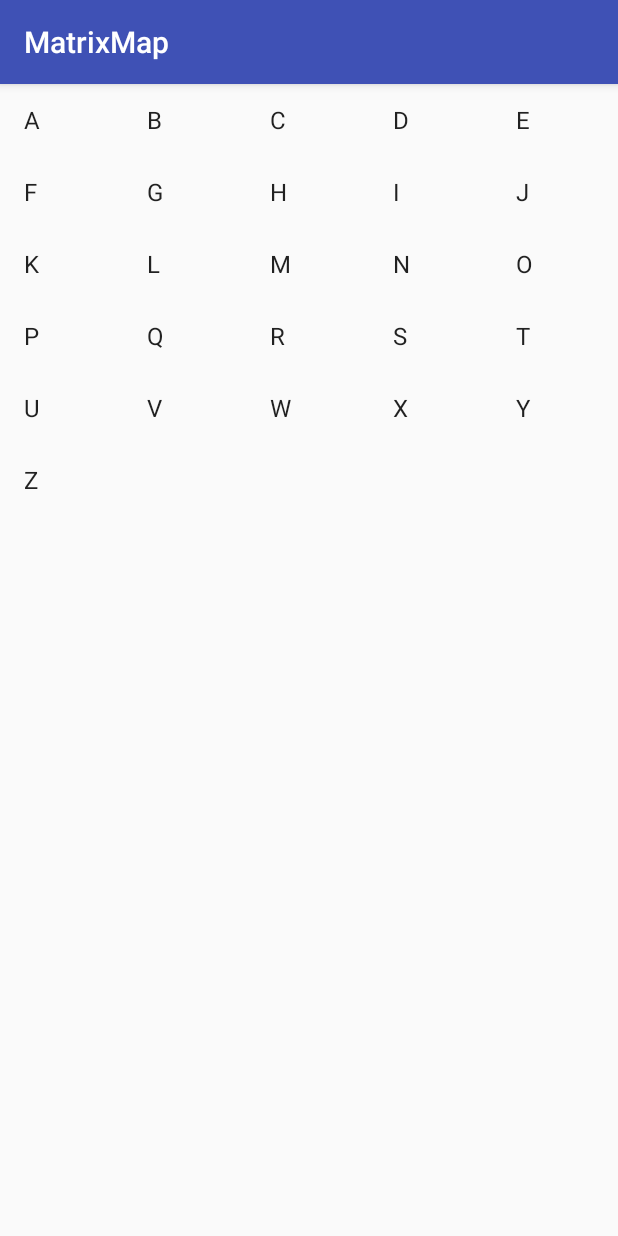
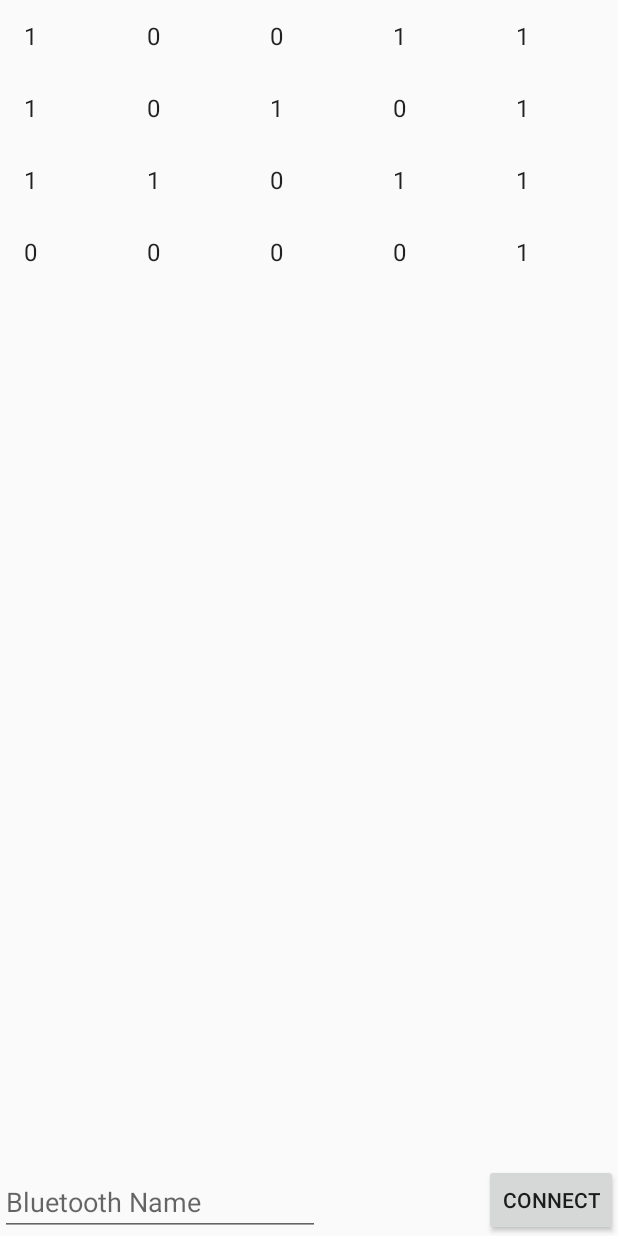
Before and after one commit to ShankarAnbalagan/MatrixMap, an Android app: the screen it shows after launch (MainActivity), on a phone screen of 412 x 824 dp. Run offline under Robolectric (Android 15) with nearby library versions, the phone set to English and light mode, and no system bars.

Commit message:
Bluetooth Functionality added

```diff
--- a/app/src/main/AndroidManifest.xml
+++ b/app/src/main/AndroidManifest.xml
@@ -1,6 +1,8 @@
 <?xml version="1.0" encoding="utf-8"?>
 <manifest xmlns:android="http://schemas.android.com/apk/res/android"
     package="com.example.shankar.matrixmap">
+    <uses-permission android:name="android.permission.BLUETOOTH_ADMIN" />
+    <uses-permission android:name="android.permission.BLUETOOTH" />
 
     <application
         android:allowBackup="true"
@@ -9,13 +11,19 @@
         android:roundIcon="@mipmap/ic_launcher_round"
         android:supportsRtl="true"
         android:theme="@style/AppTheme">
-        <activity android:name=".MainActivity">
+        <activity android:name=".OpeningActivity">
             <intent-filter>
                 <action android:name="android.intent.action.MAIN" />
 
                 <category android:name="android.intent.category.LAUNCHER" />
             </intent-filter>
         </activity>
+        <activity android:name=".MainActivity">
+            <intent-filter>
+                <category  android:name="android.intent.category.DEFAULT">
+                </category>
+            </intent-filter>
+        </activity>
     </application>
 
 </manifest>
--- a/app/src/main/java/com/example/shankar/matrixmap/MainActivity.java
+++ b/app/src/main/java/com/example/shankar/matrixmap/MainActivity.java
@@ -1,30 +1,86 @@
 package com.example.shankar.matrixmap;
 
-import android.support.v7.app.AppCompatActivity;
+import android.app.Activity;
+import android.bluetooth.BluetoothAdapter;
+import android.bluetooth.BluetoothDevice;
+import android.bluetooth.BluetoothSocket;
+import android.content.Intent;
 import android.os.Bundle;
+import android.os.Handler;
+import android.util.Log;
+import android.view.Menu;
+import android.view.MenuInflater;
+import android.view.MenuItem;
 import android.view.View;
-import android.util.Log;
 import android.widget.AdapterView;
 import android.widget.ArrayAdapter;
+import android.widget.Button;
+import android.widget.EditText;
 import android.widget.GridView;
 import android.widget.TextView;
 import android.widget.Toast;
+import android.widget.ToggleButton;
 
-public class MainActivity extends AppCompatActivity {
+import java.io.IOException;
+import java.io.InputStream;
+import java.io.OutputStream;
+import java.util.Set;
+import java.util.UUID;
+
+/**
+ * Created by Shankar on 15-01-2018.
+ */
+
+public class MainActivity extends Activity {
+    BluetoothAdapter mBluetoothAdapter;
+    BluetoothSocket mmSocket;
+    BluetoothDevice mmDevice;
+    OutputStream mmOutputStream;
+    InputStream mmInputStream;
+    EditText name;
+    TextView disp;
+    String blname;
+    int stat;
+    Thread workerThread;
+    byte[] readBuffer;
+    int readBufferPosition;
+    volatile boolean stopWorker;
+
 
     GridView gridView;
 
     static final String[] numbers = new String[]{
-            "A", "B", "C", "D", "E",
-            "F", "G", "H", "I", "J",
-            "K", "L", "M", "N", "O", "P",
-            "Q", "R", "S", "T", "U", "V",
-            "W", "X", "Y", "Z"};
+            "1", "0", "0", "1", "1",
+            "1", "0", "1", "0", "1",
+            "1", "1", "0", "1", "1",
+            "0", "0", "0", "0", "1",};
+
 
     @Override
-    public void onCreate(Bundle savedInstanceState) {
+    protected void onCreate(Bundle savedInstanceState) {
+        // TODO Auto-generated method stub
         super.onCreate(savedInstanceState);
         setContentView(R.layout.activity_main);
+
+
+        name = (EditText) (findViewById(R.id.bluetoothname));
+        Button ok = (Button) (findViewById(R.id.connectbutton));
+        ok.setOnClickListener(new View.OnClickListener() {
+
+            public void onClick(View v) {
+                // TODO Auto-generated method stub
+                blname = name.getText().toString();
+                try {
+                    findBT();
+                    stat = 1;
+                } catch (IOException e) {
+                    stat = 0;
+                    e.printStackTrace();
+                }
+
+            }
+        });
+
 
         gridView = findViewById(R.id.gridview1);
 
@@ -34,18 +90,114 @@ public class MainActivity extends AppCompatActivity {
         gridView.setAdapter(adapter);
 
         gridView.setOnItemClickListener(new AdapterView.OnItemClickListener() {
-            @Override
+
             public void onItemClick(AdapterView<?> adapterView, View view, int i, long l) {
 
                 Toast.makeText(getApplicationContext(), ((TextView)view).getText() , Toast.LENGTH_SHORT).show();
-                Log.i("Info: ","column number = "+i);
+                Log.i("Info: ","position = "+l);
             }
         });
 
 
+        //CODE
+
+    }
+
+    void findBT() throws IOException {
+        mBluetoothAdapter = BluetoothAdapter.getDefaultAdapter();
+        // if(mBluetoothAdapter == null)
+        //{
+        //  myLabel.setText("No bluetooth adapter available");
+        //}
+
+        if (!mBluetoothAdapter.isEnabled()) {
+            Intent enableBluetooth = new Intent(BluetoothAdapter.ACTION_REQUEST_ENABLE);
+            startActivityForResult(enableBluetooth, 1);
+
+        }
+
+        Set<BluetoothDevice> pairedDevices = mBluetoothAdapter.getBondedDevices();
+        if (pairedDevices.size() > 0) {
+            for (BluetoothDevice device : pairedDevices) {
+                if (device.getName().equals(blname))//FireFly-B1A7Change to the name of your bluetooth module (Case sensitive)
+                {
+                    mmDevice = device;
+                    break;
+                }
+            }
+        }
+        // myLabel.setText("Bluetooth Device Found");
 
 
+        UUID uuid = UUID.fromString("00001101-0000-1000-8000-00805f9b34fb"); //Standard //SerialPortService ID
+
+        mmSocket = mmDevice.createRfcommSocketToServiceRecord(uuid);
+
+        mmSocket.connect();
+        mmOutputStream = mmSocket.getOutputStream();
+        mmInputStream = mmSocket.getInputStream();
+
+        //beginListenForData();
+
+        // myLabel.setText("Bluetooth Opened");
+    }
 
 
-    }
+    /*void beginListenForData()
+    {
+        final Handler handler = new Handler();
+        final byte delimiter = 10; //This is the ASCII code for a newline character
+        disp= (TextView) findViewById(R.id.textView3);
+
+        stopWorker = false;
+        readBufferPosition = 0;
+        readBuffer = new byte[1024];
+        workerThread = new Thread(new Runnable()
+        {
+            public void run()
+            {
+                while(!Thread.currentThread().isInterrupted() && !stopWorker)
+                {
+                    try
+                    {
+                        int bytesAvailable = mmInputStream.available();
+                        if(bytesAvailable > 0)
+                        {
+                            byte[] packetBytes = new byte[bytesAvailable];
+                            mmInputStream.read(packetBytes);
+                            for(int i=0;i<bytesAvailable;i++)
+                            {
+                                byte b = packetBytes[i];
+                                if(b == delimiter)
+                                {
+                                    byte[] encodedBytes = new byte[readBufferPosition];
+                                    System.arraycopy(readBuffer, 0, encodedBytes, 0, encodedBytes.length);
+                                    final String data = new String(encodedBytes, "US-ASCII");
+                                    readBufferPosition = 0;
+
+                                    handler.post(new Runnable()
+                                    {
+                                        public void run()
+                                        {
+                                            disp.setText(data);
+                                        }
+                                    });
+                                }
+                                else
+                                {
+                                    readBuffer[readBufferPosition++] = b;
+                                }
+                            }
+                        }
+                    }
+                    catch (IOException ex)
+                    {
+                        stopWorker = true;
+                    }
+                }
+            }
+        });
+
+        workerThread.start();
+    }*/
 }
--- /dev/null
+++ b/app/src/main/java/com/example/shankar/matrixmap/OpeningActivity.java
@@ -0,0 +1,57 @@
+package com.example.shankar.matrixmap;
+
+import android.app.Activity;
+import android.bluetooth.BluetoothAdapter;
+import android.content.Intent;
+import android.os.Bundle;
+import android.widget.Toast;
+
+public class OpeningActivity extends Activity {
+
+    BluetoothAdapter mBluetoothAdapter;
+
+    @Override
+    public void onCreate(Bundle savedInstanceState) {
+        super.onCreate(savedInstanceState);
+
+
+        startActivity(new Intent(getApplicationContext(), MainActivity.class));
+
+
+        mBluetoothAdapter = BluetoothAdapter.getDefaultAdapter();
+        if (mBluetoothAdapter == null) {
+            Toast.makeText(this, "Bluetooth is not available", Toast.LENGTH_LONG).show();
+            finish();
+        }
+
+    }
+
+    public void onStart() {
+        super.onStart();
+        if (!mBluetoothAdapter.isEnabled()) {
+            Intent enableIntent = new Intent(BluetoothAdapter.ACTION_REQUEST_ENABLE);
+            startActivityForResult(enableIntent, 3);
+            // Otherwise, setup the chat session
+        }
+    }
+
+    @Override
+    protected void onDestroy() {
+        // TODO Auto-generated method stub
+        super.onDestroy();
+    }
+
+    @Override
+    protected void onPause() {
+        // TODO Auto-generated method stub
+        super.onPause();
+    }
+
+    @Override
+    protected void onResume() {
+        // TODO Auto-generated method stub
+        super.onResume();
+    }
+
+
+}
--- a/app/src/main/res/layout/activity_main.xml
+++ b/app/src/main/res/layout/activity_main.xml
@@ -5,7 +5,7 @@
     <GridView
         android:id="@+id/gridview1"
         android:layout_width="fill_parent"
-        android:layout_height="fill_parent"
+        android:layout_height="wrap_content"
         android:columnWidth="50dp"
         android:gravity="center"
         android:numColumns="5"
@@ -13,5 +13,25 @@
 
     </GridView>
 
+    <EditText
+        android:id="@+id/bluetoothname"
+        android:layout_width="wrap_content"
+        android:layout_height="wrap_content"
+        android:layout_alignParentBottom="true"
+        android:layout_alignParentLeft="true"
+        android:layout_alignParentStart="true"
+        android:ems="10"
+        android:inputType="textPersonName"
+        android:hint="Bluetooth Name" />
+
+    <Button
+        android:id="@+id/connectbutton"
+        android:layout_width="wrap_content"
+        android:layout_height="wrap_content"
+        android:layout_alignBottom="@+id/bluetoothname"
+        android:layout_alignParentEnd="true"
+        android:layout_alignParentRight="true"
+        android:text="Connect" />
+
 
 </RelativeLayout>
```
